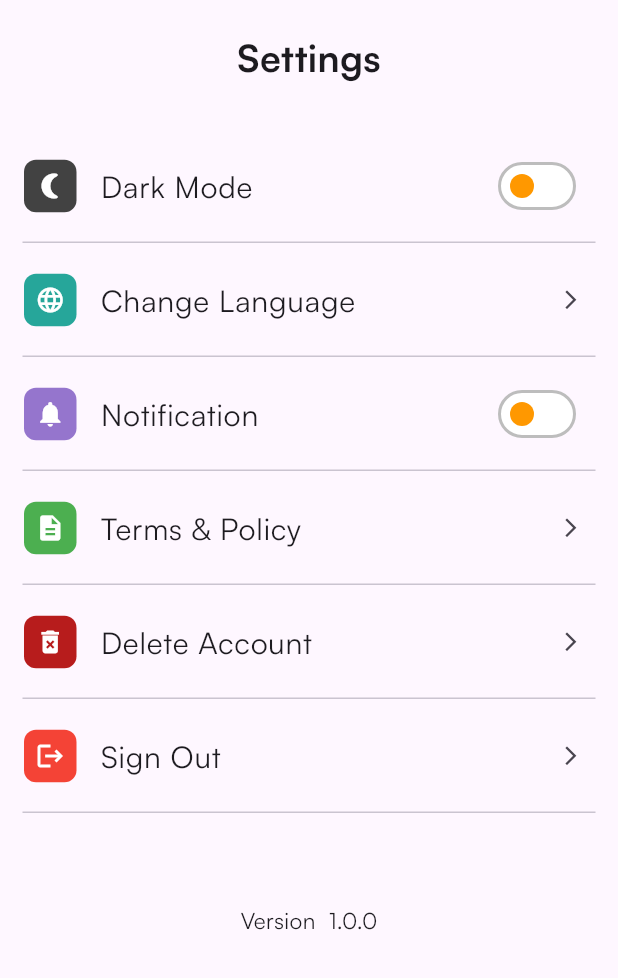
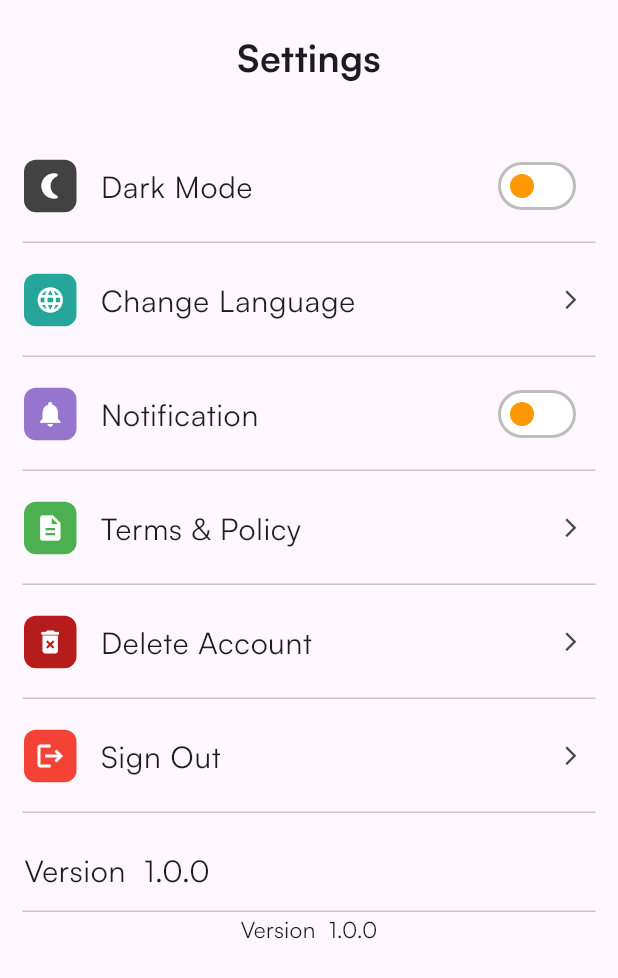
Before and after one commit to gal-hpgggjbvb/project202, a Flutter app: the SettingsPage screen opened directly, on a phone screen of 412 x 824 dp. Shown: the top 978 px of the screen. Run offline on Flutter 3.47's test engine with Material 3 defaults, Android fonts, the light colour scheme and no system bars; our stand-ins replace awesome_dialog, dio, get, hidden_drawer_menu, image_picker, introduction_screen and 3 more; accounts and stored records are empty.

Commit message:
settings

```diff
--- a/lib/view/settings_page.dart
+++ b/lib/view/settings_page.dart
@@ -160,8 +160,13 @@ class _SettingsPageState extends State<SettingsPage> {
                     ).show();
                   }
               ),
-              const SizedBox(height: 50,),
+              // const SizedBox(height: 50,),
               //todo app version
+              const ListTile(title: Text('Version  1.0.0' , style: TextStyle(fontSize: 20),),),
+              Padding(
+                padding: const EdgeInsets.symmetric(horizontal: 15.0),
+                child: const Divider(height: 0,),
+              ),
               const Text('Version  1.0.0' , style: TextStyle(fontSize: 15),),
 
             ],
```
